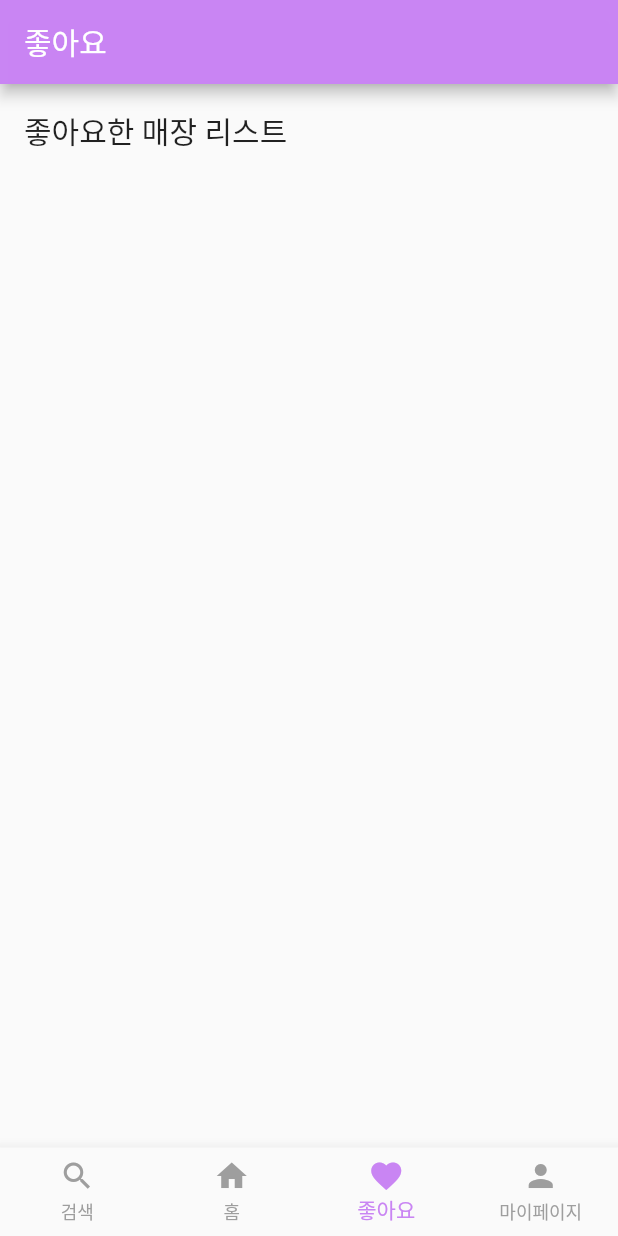
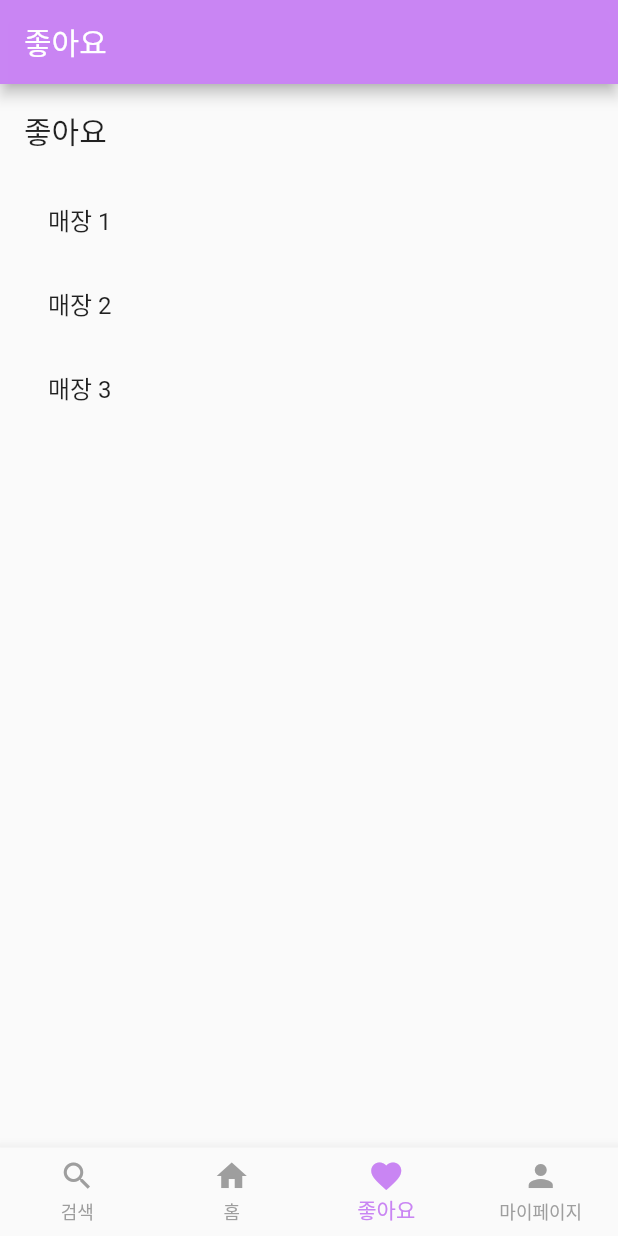
Before and after one commit to YoungWoo0/offcloset, a Flutter app: the UserFavoritePage screen opened directly, on a phone screen of 412 x 824 dp. Run offline on Flutter 3.47's test engine with Material 2 defaults, Android fonts, the phone set to English and light mode, and no system bars; our stand-ins replace flutter_native_splash.

Commit message:
Update user_favorite.dart

```diff
--- a/lib/user_favorite.dart
+++ b/lib/user_favorite.dart
@@ -3,6 +3,8 @@ import 'user_search.dart';
 import 'user_home.dart';
 import 'user_favorite.dart';
 import 'user_mypage.dart';
+import 'StoreScreen.dart';
+import 'mainPage.dart';
 
 class UserFavoritePage extends StatefulWidget {
   const UserFavoritePage({Key? key}) : super(key: key);
@@ -13,6 +15,13 @@ class UserFavoritePage extends StatefulWidget {
 
 class _UserFavoritePageState extends State<UserFavoritePage> {
   int _selectedIndex = 2;
+  //선호하는 매장들의 이미지 URL 리스트
+  final List<String> favoriteStores = [
+    'https://example.com/store1.jpg',
+    'https://example.com/store2.jpg',
+    'https://example.com/store3.jpg',
+  ];
+
 
   final List<Widget> _pages = <Widget>[
     UserSearchPage(),
@@ -33,6 +42,12 @@ class _UserFavoritePageState extends State<UserFavoritePage> {
 
   @override
   Widget build(BuildContext context) {
+    List<String> favoriteStores = [
+      '매장 1',
+      '매장 2',
+      '매장 3',
+    ];
+
     return Scaffold(
       appBar: AppBar(
         backgroundColor: Color(0xFDC984F3),
@@ -47,10 +62,28 @@ class _UserFavoritePageState extends State<UserFavoritePage> {
             children: [
               SizedBox(height: 16.0),
               Text(
-                '좋아요한 매장 리스트',
+                '좋아요',
                 style: TextStyle(fontSize: 20),
               ),
-              SizedBox(height: 200.0),
+              SizedBox(height: 16.0),
+              ListView.builder(
+              shrinkWrap: true,
+              physics: NeverScrollableScrollPhysics(),
+              itemCount: favoriteStores.length,
+              itemBuilder: (BuildContext context, int index) {
+                return ListTile(
+                  title: Text(favoriteStores[index]),
+                  onTap: () {
+                    Navigator.push(
+                      context,
+                      MaterialPageRoute(
+                        builder: (context) => StoreInfoScreen(),
+                      ),
+                    );
+                  },
+                );
+              }
+              )
             ],
           ),
         ),
```
